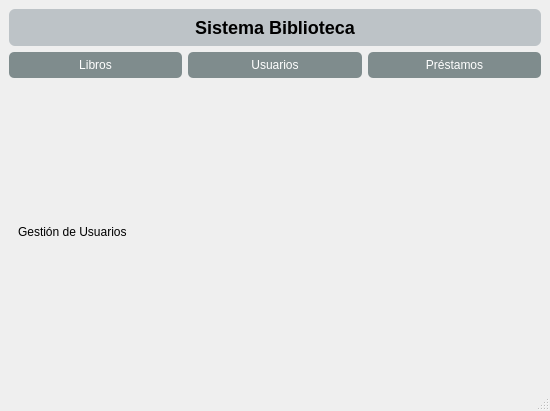
Above: mainwindow.ui from DrosherJC/Proyecto-biblioteca-CRUD before the change. Below: the same form after it.
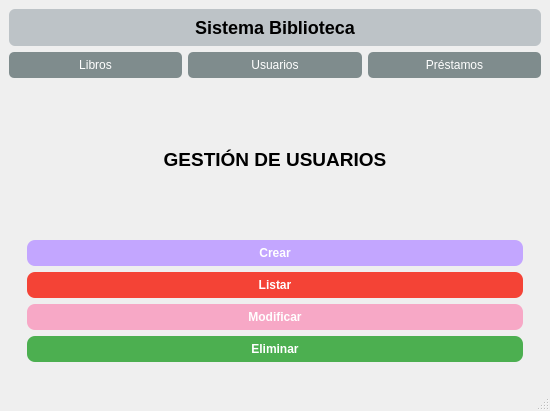
That is the form after the change. The open tabs and pages were chosen to show the change.

Commit message: botones  y conexion ui de usuario

What changed in the file:
```diff
--- a/mainwindow.ui
+++ b/mainwindow.ui
@@ -123,8 +123,108 @@
         <item>
          <widget class="QLabel" name="labelUsuarios">
           <property name="text">
-           <string>Gestión de Usuarios</string>
+           <string>GESTIÓN DE USUARIOS</string>
           </property>
+          <property name="font">
+           <font>
+            <pointsize>14</pointsize>
+            <bold>true</bold>
+            <kerning>true</kerning>
+           </font>
+          </property>
+          <property name="alignment">
+           <set>Qt::AlignCenter</set>
+          </property>
+         </widget>
+        </item>
+        <item>
+         <widget class="QWidget" name="layoutWidget">
+          <layout class="QVBoxLayout" name="verticalLayout">
+           <item>
+            <widget class="QPushButton" name="btnCrearUsuario">
+             <property name="text">
+              <string>Crear</string>
+             </property>
+             <property name="styleSheet">
+              <string notr="true">
+QPushButton {
+    background-color: #C3A6FF;
+    color: white;
+    border-radius: 8px;
+    padding: 6px;
+    font-weight: bold;
+}
+QPushButton:hover {
+    background-color: #C3A6FF;
+}
+              </string>
+             </property>
+            </widget>
+           </item>
+           <item>
+            <widget class="QPushButton" name="btnListarUsuarios">
+             <property name="text">
+              <string>Listar</string>
+             </property>
+             <property name="styleSheet">
+              <string notr="true">
+QPushButton {
+    background-color: #F44336;
+    color: white;
+    border-radius: 8px;
+    padding: 6px;
+    font-weight: bold;
+}
+QPushButton:hover {
+    background-color: #F44336;
+}
+              </string>
+             </property>
+            </widget>
+           </item>
+           <item>
+            <widget class="QPushButton" name="btnModificarUsuario">
+             <property name="text">
+              <string>Modificar</string>
+             </property>
+             <property name="styleSheet">
+              <string notr="true">
+QPushButton {
+    background-color: #F7A8C6;
+    color: white;
+    border-radius: 8px;
+    padding: 6px;
+    font-weight: bold;
+}
+QPushButton:hover {
+    background-color: #F7A8C6;
+}
+              </string>
+             </property>
+            </widget>
+           </item>
+           <item>
+            <widget class="QPushButton" name="btnEliminarUsuario">
+             <property name="text">
+              <string>Eliminar</string>
+             </property>
+             <property name="styleSheet">
+              <string notr="true">
+QPushButton {
+    background-color: #4CAF50;
+    color: white;
+    border-radius: 8px;
+    padding: 6px;
+    font-weight: bold;
+}
+QPushButton:hover {
+    background-color: #4CAF50;
+}
+              </string>
+             </property>
+            </widget>
+           </item>
+          </layout>
          </widget>
         </item>
        </layout>
```
Left out of the diff: 12 changed lines with no effect on the pictures.
